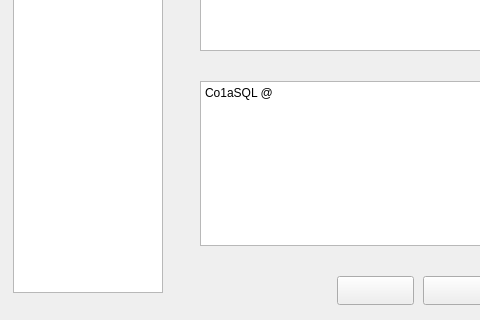
The window that gui/ColaSqlGui/ui/mainwindow.ui (YXHXianYu/2023-BJTU-DBMS-Project) describes before a commit, drawn with Qt 5; both pictures show x 0 to 480 and y 151 to 471 of the 600 by 471 pixel window.
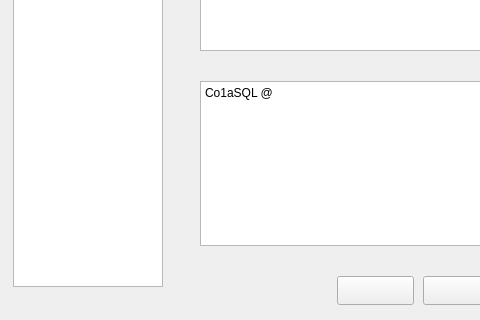
The same window after the commit. Icons and pictures are not drawn.

Commit message: fix(gui): try to fix treeview

The edit to the form file:
```diff
--- a/gui/ColaSqlGui/ui/mainwindow.ui
+++ b/gui/ColaSqlGui/ui/mainwindow.ui
@@ -38,7 +38,7 @@
       <x>13</x>
       <y>44</y>
       <width>150</width>
-      <height>377</height>
+      <height>371</height>
      </rect>
     </property>
     <property name="editTriggers">
```
The commit also changes 2 other files.
